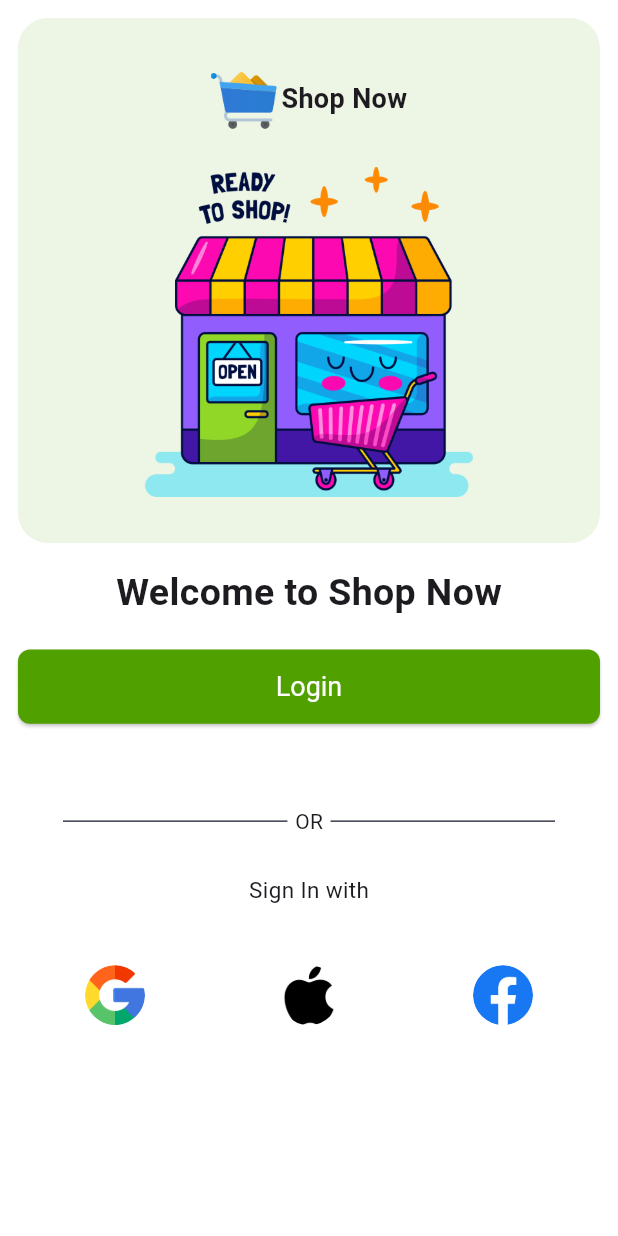
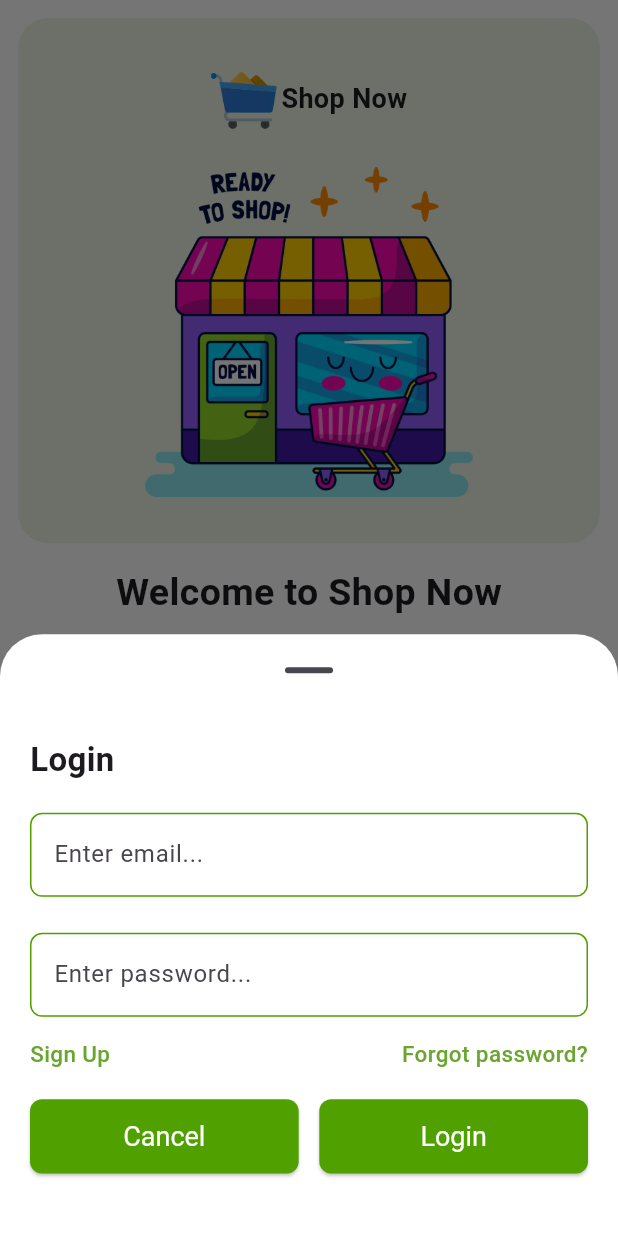
Before and after one commit to Thiruvikraman1998/ECommerce_app_node.js_backend, a Flutter app: the screen it shows after launch, after a tap on "Login", on a phone screen of 412 x 824 dp. Run offline on Flutter 3.47's test engine with Material 2 defaults, Android fonts, the phone set to English and light mode, and no system bars.

Commit message:
completed login modal sheet.

```diff
--- /dev/null
+++ b/shopnow/lib/custom_methods/login_modal_sheet.dart
@@ -0,0 +1,16 @@
+import 'package:flutter/material.dart';
+import 'package:shopnow/utils/app_colors.dart';
+import 'package:shopnow/utils/bottom_sheet.dart';
+
+void openLoginModal(BuildContext context) {
+  showModalBottomSheet(
+    isDismissible: false,
+    isScrollControlled: true,
+    showDragHandle: true,
+    backgroundColor: AppColors.bgcolorLight,
+    context: context,
+    builder: (loginContext) {
+      return LoginModal();
+    },
+  );
+}
--- a/shopnow/lib/screens/onboarding_screen.dart
+++ b/shopnow/lib/screens/onboarding_screen.dart
@@ -1,4 +1,5 @@
 import 'package:flutter/material.dart';
+import 'package:shopnow/custom_methods/login_modal_sheet.dart';
 import 'package:shopnow/utils/app_colors.dart';
 import 'package:shopnow/widgets/custom_button.dart';
 
@@ -7,8 +8,10 @@ class OnboardingScreen extends StatelessWidget {
 
   @override
   Widget build(BuildContext context) {
+    final size = MediaQuery.of(context).size;
     return Scaffold(
       body: SafeArea(
+        child: SingleChildScrollView(
           child: Container(
             //color: Colors.red,
             margin: const EdgeInsets.only(top: 12, right: 12, left: 12),
@@ -38,7 +41,8 @@ class OnboardingScreen extends StatelessWidget {
                                 image: AssetImage(
                                   "assets/main_assets/cart.png",
                                 ),
-                                fit: BoxFit.cover),
+                                fit: BoxFit.cover,
+                              ),
                             ),
                           ),
                           const Text(
@@ -68,7 +72,12 @@ class OnboardingScreen extends StatelessWidget {
                   style: TextStyle(fontSize: 25, fontWeight: FontWeight.bold),
                 ),
                 const SizedBox(height: 20),
-              CustomButton(label: "Login", onPress: () {}), // Login Button
+                CustomButton(
+                    label: "Login",
+                    onPress: () {
+                      openLoginModal(context);
+                    },
+                    size: Size(size.width, size.height * 0.06)), // Login Button
                 const SizedBox(height: 50),
                 Container(
                   //color: Colors.amber,
@@ -136,6 +145,7 @@ class OnboardingScreen extends StatelessWidget {
             ),
           ),
         ),
+      ),
     );
   }
 }
--- /dev/null
+++ b/shopnow/lib/utils/bottom_sheet.dart
@@ -0,0 +1,87 @@
+import 'package:flutter/material.dart';
+import 'package:shopnow/utils/app_colors.dart';
+import 'package:shopnow/widgets/custom_button.dart';
+import 'package:shopnow/widgets/custom_textfield.dart';
+
+class LoginModal extends StatefulWidget {
+  const LoginModal({super.key});
+
+  @override
+  State<LoginModal> createState() => _LoginModalState();
+}
+
+class _LoginModalState extends State<LoginModal> {
+  @override
+  Widget build(BuildContext context) {
+    final size = MediaQuery.of(context).size;
+    return Padding(
+      padding: MediaQuery.of(context).viewInsets,
+      child: Container(
+        margin: const EdgeInsets.all(20),
+        height: size.height * 0.38,
+        child: Column(
+          crossAxisAlignment: CrossAxisAlignment.start,
+          children: [
+            const Text(
+              "Login",
+              style: TextStyle(fontSize: 22, fontWeight: FontWeight.bold),
+            ),
+            const SizedBox(height: 20),
+            const CustomTextFied(
+              email: "email",
+              password: "password",
+              hintText: "Enter email...",
+            ),
+            const SizedBox(height: 20),
+            const CustomTextFied(
+              email: "email",
+              password: 'password',
+              hintText: "Enter password...",
+            ),
+            const SizedBox(height: 10),
+            Row(
+              mainAxisAlignment: MainAxisAlignment.spaceBetween,
+              children: [
+                InkWell(
+                  onTap: () {},
+                  child: const Text(
+                    "Sign Up",
+                    style: TextStyle(
+                        color: AppColors.textButtonColor,
+                        fontSize: 15,
+                        fontWeight: FontWeight.w500),
+                  ),
+                ),
+                InkWell(
+                  onTap: () {},
+                  child: const Text(
+                    "Forgot password?",
+                    style: TextStyle(
+                        color: AppColors.textButtonColor,
+                        fontSize: 15,
+                        fontWeight: FontWeight.w500),
+                  ),
+                ),
+              ],
+            ),
+            const SizedBox(height: 20),
+            Row(
+              mainAxisAlignment: MainAxisAlignment.spaceBetween,
+              children: [
+                CustomButton(
+                  label: "Cancel",
+                  onPress: () => Navigator.pop(context),
+                  size: Size(size.width / 2.3, size.height * 0.06),
+                ),
+                CustomButton(
+                    label: "Login",
+                    onPress: () {},
+                    size: Size(size.width / 2.3, size.height * 0.06)),
+              ],
+            )
+          ],
+        ),
+      ),
+    );
+  }
+}
--- a/shopnow/lib/widgets/custom_button.dart
+++ b/shopnow/lib/widgets/custom_button.dart
@@ -3,16 +3,23 @@ import 'package:flutter/material.dart';
 class CustomButton extends StatelessWidget {
   final String label;
   final VoidCallback onPress;
-  const CustomButton({super.key, required this.label, required this.onPress});
+  final Size size;
+  final Color? bgcolor;
+  const CustomButton(
+      {super.key,
+      required this.label,
+      required this.onPress,
+      required this.size,
+      this.bgcolor});
 
   @override
   Widget build(BuildContext context) {
-    final size = MediaQuery.of(context).size;
     return ElevatedButton(
       onPressed: onPress,
       style: ElevatedButton.styleFrom(
+          backgroundColor: bgcolor,
           textStyle: const TextStyle(fontSize: 18),
-          minimumSize: Size(size.width, size.height * 0.06)),
+          minimumSize: size),
       child: Text(label),
     );
   }
--- /dev/null
+++ b/shopnow/lib/widgets/custom_textfield.dart
@@ -0,0 +1,38 @@
+import 'package:flutter/material.dart';
+import 'package:shopnow/utils/app_colors.dart';
+
+class CustomTextFied extends StatefulWidget {
+  final String email;
+  final String password;
+  final String hintText;
+  const CustomTextFied(
+      {super.key,
+      required this.email,
+      required this.password,
+      required this.hintText});
+
+  @override
+  State<CustomTextFied> createState() => _CustomTextFiedState();
+}
+
+class _CustomTextFiedState extends State<CustomTextFied> {
+  @override
+  Widget build(BuildContext context) {
+    return Container(
+      height: 60,
+      child: TextField(
+        decoration: InputDecoration(
+          hintText: widget.hintText,
+          enabledBorder: OutlineInputBorder(
+            borderSide: const BorderSide(color: AppColors.buttonsColor),
+            borderRadius: BorderRadius.circular(8),
+          ),
+          focusedBorder: OutlineInputBorder(
+            borderSide: const BorderSide(color: AppColors.buttonsColor),
+            borderRadius: BorderRadius.circular(8),
+          ),
+        ),
+      ),
+    );
+  }
+}
```
Lines whose indentation alone changed are shown as unchanged.
